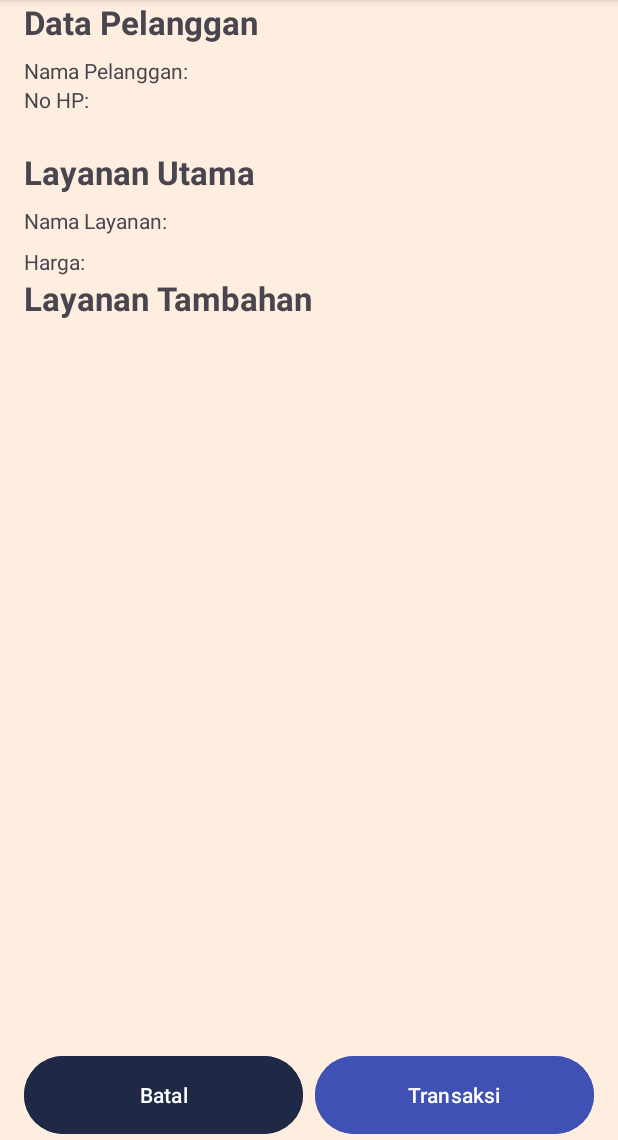
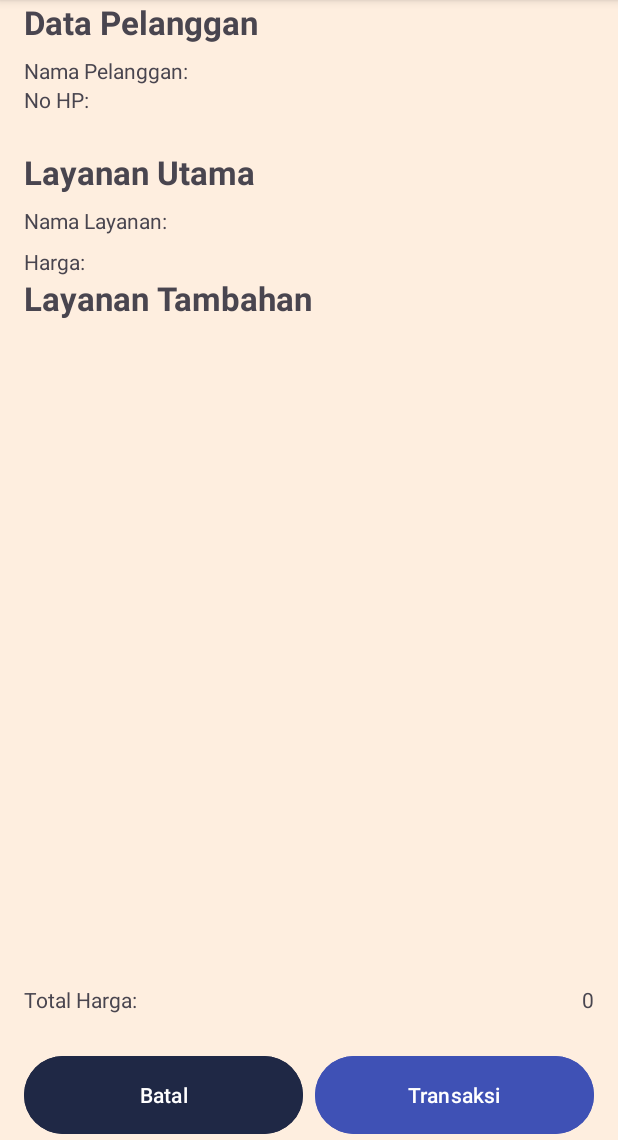
Before and after one commit to oktavianbn/Laundry, an Android app: the ProsesPembayaranActivity screen opened directly, with no data from a screen before it, on a phone screen of 412 x 824 dp, the part 96-1236 px from its top. Run offline under Robolectric (Android 15) with nearby library versions, the phone set to English and light mode, and no system bars.

Commit message:
onprogress: transaksi

```diff
--- a/app/src/main/java/com/example/laundry/adapter/AdapterDataLayanan.kt
+++ b/app/src/main/java/com/example/laundry/adapter/AdapterDataLayanan.kt
@@ -35,7 +35,7 @@ class AdapterDataLayanan(
         val myRef = database.getReference("layanan")
         val item = listLayanan[position]
         holder.tvNamaLayanan.text = item.namaLayanan
-        holder.tvHargaLayanan.text = item.hargaLayanan
+        holder.tvHargaLayanan.text = item.hargaLayanan.toString()
         holder.tvCabangLayanan.text = item.cabangLayanan
         holder.cDataLayanan.setOnClickListener {
 
@@ -53,7 +53,7 @@ class AdapterDataLayanan(
             val btnHapus = dialogView.findViewById<Button>(R.id.btnHapus)
             tvIdLayanan.text = item.idLayanan
             tvNamaLayanan.text = item.namaLayanan
-            etNoHpLayanan.text = item.hargaLayanan
+            etNoHpLayanan.text = item.hargaLayanan.toString()
             tvCabangLayanan.text = item.cabangLayanan
 
 
--- a/app/src/main/java/com/example/laundry/adapter/AdapterDataTambahan.kt
+++ b/app/src/main/java/com/example/laundry/adapter/AdapterDataTambahan.kt
@@ -35,7 +35,7 @@ class AdapterDataTambahan(
         val myRef = database.getReference("tambahan")
         val item = listTambahan[position]
         holder.tvNamaTambahan.text = item.namaTambahan
-        holder.tvHargaTambahan.text = item.hargaTambahan
+        holder.tvHargaTambahan.text = item.hargaTambahan.toString()
         holder.tvCabangTambahan.text = item.cabangTambahan
         holder.cDataTambahan.setOnClickListener {
 
@@ -53,7 +53,7 @@ class AdapterDataTambahan(
             val btnHapus = dialogView.findViewById<Button>(R.id.btnHapus)
             tvIdTambahan.text = item.idTambahan
             tvNamaTambahan.text = item.namaTambahan
-            etNoHpTambahan.text = item.hargaTambahan
+            etNoHpTambahan.text = item.hargaTambahan.toString()
             tvCabangTambahan.text = item.cabangTambahan
 
 
--- a/app/src/main/java/com/example/laundry/adapter/AdapterPilihLayanan.kt
+++ b/app/src/main/java/com/example/laundry/adapter/AdapterPilihLayanan.kt
@@ -40,7 +40,7 @@ class AdapterPilihLayanan(
     override fun onBindViewHolder(holder: ViewHolder, position: Int) {
         val layanan = listLayanan[position]
         holder.tvNamaLayanan.text = layanan.namaLayanan
-        holder.tvHargaLayanan.text = layanan.hargaLayanan
+        holder.tvHargaLayanan.text = layanan.hargaLayanan.toString()
         // Listener sudah ditangani di init block
     }
 }
--- a/app/src/main/java/com/example/laundry/adapter/AdapterPilihLayananTambahan.kt
+++ b/app/src/main/java/com/example/laundry/adapter/AdapterPilihLayananTambahan.kt
@@ -25,7 +25,7 @@ class AdapterPilihLayananTambahan(
 
         fun bind(item: ModelTambahan) {
             tvNamaTambahan.text = item.namaTambahan
-            tvHargaTambahan.text = item.hargaTambahan
+            tvHargaTambahan.text = item.hargaTambahan.toString()
 
             // Atur visibility tombol hapus berdasarkan konteks
             btnHapus.visibility = if (isInTransaction) View.VISIBLE else View.GONE
--- a/app/src/main/java/com/example/laundry/model_data/ModelLayanan.kt
+++ b/app/src/main/java/com/example/laundry/model_data/ModelLayanan.kt
@@ -3,7 +3,7 @@ package com.example.laundry.model_data
 class ModelLayanan (
     val idLayanan:String?=null,
     val namaLayanan:String?=null,
-    val hargaLayanan:String?=null,
+    val hargaLayanan:Int?=null,
     val cabangLayanan:String?=null,
     val terdaftar:String?=null,
 )
--- a/app/src/main/java/com/example/laundry/transaksi/ProsesPembayaranActivity.kt
+++ b/app/src/main/java/com/example/laundry/transaksi/ProsesPembayaranActivity.kt
@@ -1,21 +1,85 @@
 package com.example.laundry.transaksi
 
+import android.annotation.SuppressLint
+import android.os.Build
 import android.os.Bundle
-import androidx.activity.enableEdgeToEdge
+import android.widget.Button
+import android.widget.TextView
+import androidx.annotation.RequiresApi
 import androidx.appcompat.app.AppCompatActivity
 import androidx.core.view.ViewCompat
 import androidx.core.view.WindowInsetsCompat
+import androidx.recyclerview.widget.LinearLayoutManager
+import androidx.recyclerview.widget.RecyclerView
 import com.example.laundry.R
+import com.example.laundry.adapter.AdapterPembayaran
+import com.example.laundry.model_data.ModelTambahan
 
 class ProsesPembayaranActivity : AppCompatActivity() {
+    lateinit var tvNamaPelanggan: TextView
+    lateinit var tvNoHpPelanggan: TextView
+    lateinit var tvNamaLayanan: TextView
+    lateinit var tvHargaLayanan: TextView
+    lateinit var tvTotalHarga: TextView
+    lateinit var rcLayananTambahan: RecyclerView
+    lateinit var btnBatal: Button
+    lateinit var btnProses: Button
+
+    var hargaTambahan: Int? = null
+
+    @RequiresApi(Build.VERSION_CODES.TIRAMISU)
     override fun onCreate(savedInstanceState: Bundle?) {
         super.onCreate(savedInstanceState)
-        enableEdgeToEdge()
         setContentView(R.layout.activity_proses_pembayaran)
+        init()
+        set()
         ViewCompat.setOnApplyWindowInsetsListener(findViewById(R.id.main)) { v, insets ->
             val systemBars = insets.getInsets(WindowInsetsCompat.Type.systemBars())
             v.setPadding(systemBars.left, systemBars.top, systemBars.right, systemBars.bottom)
             insets
         }
     }
+
+    fun init() {
+        tvNamaPelanggan = findViewById(R.id.tvNamaPelanggan)
+        tvNoHpPelanggan = findViewById(R.id.tvNoHpPelanggan)
+        tvNamaLayanan = findViewById(R.id.tvNamaLayanan)
+        tvHargaLayanan = findViewById(R.id.tvHargaLayanan)
+        tvTotalHarga = findViewById(R.id.tvTotalHarga)
+        rcLayananTambahan = findViewById(R.id.rcLayananTambahan)
+        btnBatal = findViewById(R.id.btnBatal)
+        btnProses = findViewById(R.id.btnProses)
+    }
+
+    @SuppressLint("SetTextI18n")
+    @RequiresApi(Build.VERSION_CODES.TIRAMISU)
+    fun set() {
+        val nama = intent.getStringExtra("namaPelanggan")
+        val noHp = intent.getStringExtra("noHpPelanggan")
+        val namaLayanan = intent.getStringExtra("namaLayanan")
+        val hargaLayanan = intent.getStringExtra("hargaLayanan")
+
+        val list: ArrayList<ModelTambahan>? =
+            intent.getParcelableArrayListExtra("dataTambahan", ModelTambahan::class.java)
+        tvNamaPelanggan.text = nama
+        tvNoHpPelanggan.text = noHp
+        tvNamaLayanan.text = namaLayanan
+        tvHargaLayanan.text = hargaLayanan
+        if (!list.isNullOrEmpty()) {
+            val adapter = AdapterPembayaran(list)
+            rcLayananTambahan.layoutManager = LinearLayoutManager(this)
+            rcLayananTambahan.adapter = adapter
+            hargaTambahan = list.sumOf { tambahan ->
+                tambahan.hargaTambahan?.toInt() ?: 0
+            }
+        }
+        val hargaLayananInt = hargaLayanan?.toIntOrNull() ?: 0
+        val tambahan = hargaTambahan ?: 0
+        val totalHarga = hargaLayananInt + tambahan
+        tvTotalHarga.text = totalHarga.toString()
+
+
+    }
+
+
 }
--- a/app/src/main/res/layout/activity_proses_pembayaran.xml
+++ b/app/src/main/res/layout/activity_proses_pembayaran.xml
@@ -6,7 +6,7 @@
     style="@style/backgroundStyle"
     android:layout_width="match_parent"
     android:layout_height="match_parent"
-    tools:context=".transaksi.TransaksiActivity">
+    tools:context=".transaksi.ProsesPembayaranActivity">
 
     <LinearLayout
         android:id="@+id/main_layout"
@@ -150,6 +150,25 @@
             <LinearLayout
                 android:layout_width="match_parent"
                 android:layout_height="wrap_content"
+                android:gravity="center"
+                android:orientation="horizontal"
+                android:weightSum="2">
+                <TextView
+                    android:layout_width="0sp"
+                    android:layout_height="27dp"
+                    android:layout_weight="1"
+                    android:text="Total Harga:"/>
+                <TextView
+                    android:id="@+id/tvTotalHarga"
+                    android:layout_width="0sp"
+                    android:layout_height="27dp"
+                    android:layout_weight="1"
+                    android:textAlignment="textEnd"
+                    android:text="Total"/>
+            </LinearLayout>
+            <LinearLayout
+                android:layout_width="match_parent"
+                android:layout_height="wrap_content"
                 android:layout_marginTop="16dp"
                 android:gravity="center"
                 android:orientation="horizontal"
--- a/build.gradle.kts
+++ b/build.gradle.kts
@@ -3,4 +3,5 @@ plugins {
     alias(libs.plugins.android.application) apply false
     alias(libs.plugins.kotlin.android) apply false
     alias(libs.plugins.google.gms.google.services) apply false
+//    id("kotlin-parcelize")
 }
```
Also changed, not shown: app/src/main/java/com/example/laundry/layanan/TambahLayananActivity.kt (+4 -4 lines), app/src/main/java/com/example/laundry/model_data/ModelTambahan.kt (+36 -2 lines), app/src/main/java/com/example/laundry/tambahan/TambahTambahanActivity.kt (+10 -4 lines), app/src/main/java/com/example/laundry/transaksi/TransaksiActivity.kt (+14 -3 lines).
